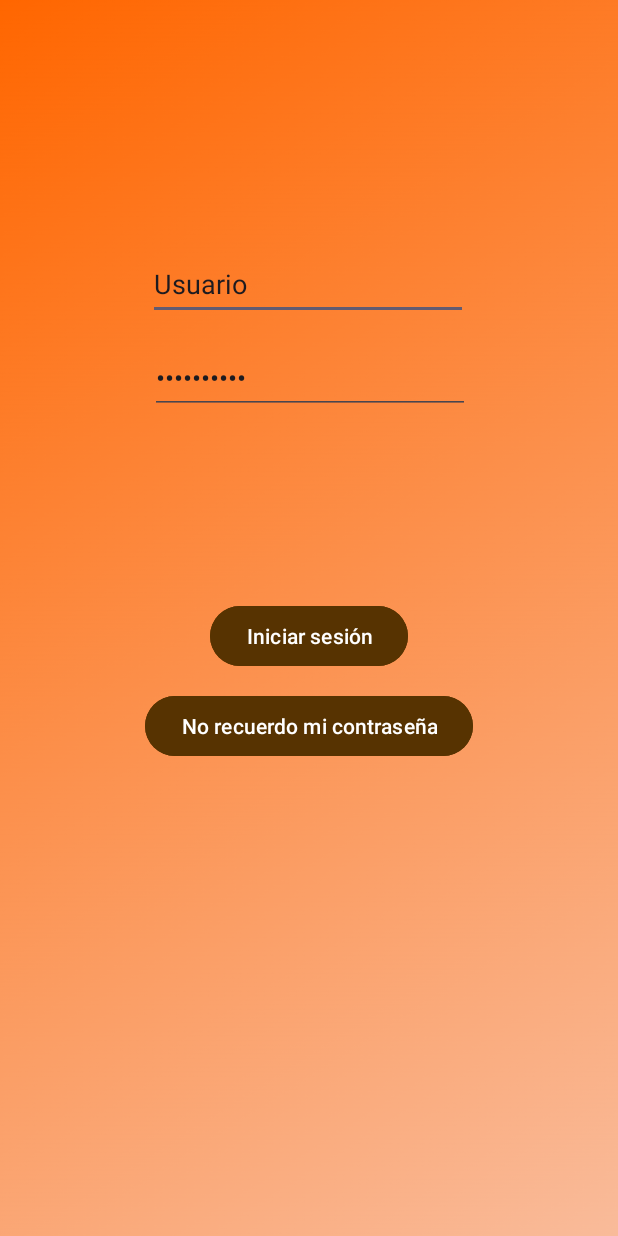
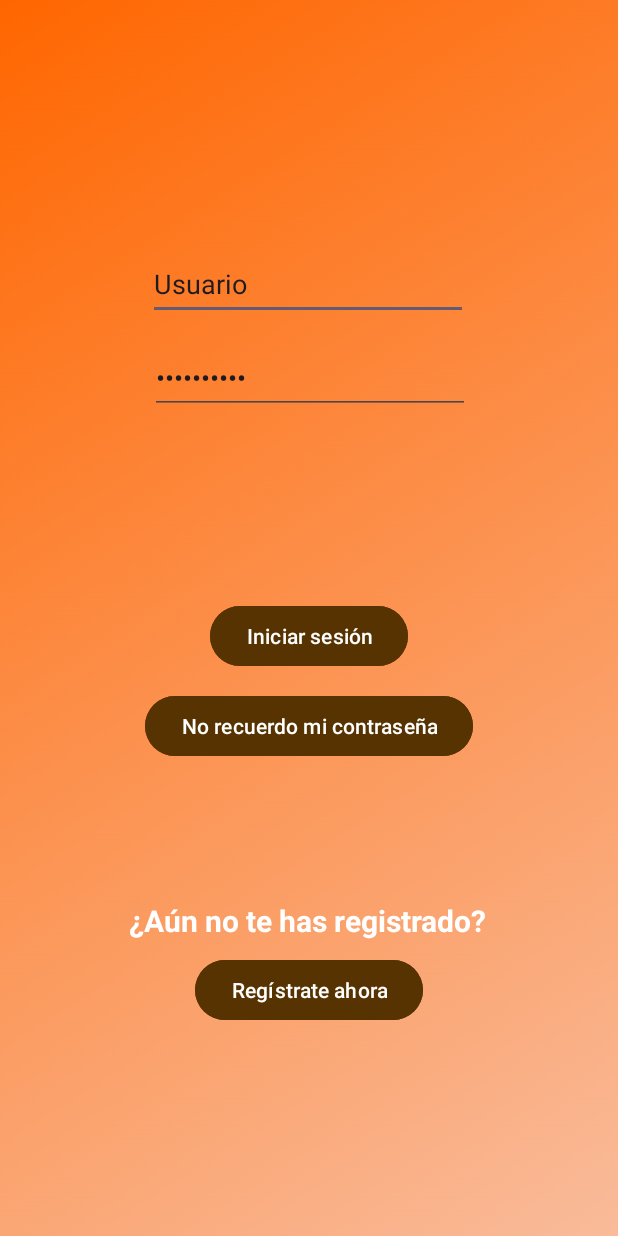
Before and after one commit to AdriiRo/AppGimnasio, an Android app: the screen it shows after launch (LoginActivity), after a tap on "Mi cuenta", on a phone screen of 412 x 824 dp. Run offline under Robolectric (Android 15) with nearby library versions, the phone set to English and light mode, and no system bars; our stand-ins replace Room's generated code.

Commit message:
Añadido parte de usuario y actividad para registrar usuarios nuevos

```diff
--- a/app/src/main/AndroidManifest.xml
+++ b/app/src/main/AndroidManifest.xml
@@ -13,10 +13,10 @@
         android:theme="@style/Theme.AppGimnasio"
         tools:targetApi="31">
         <activity
-            android:name=".LoginActivity"
+            android:name=".RegisterActivity"
             android:exported="false" />
         <activity
-            android:name=".TaquillasActivity"
+            android:name=".LoginActivity"
             android:exported="false" />
         <activity
             android:name=".QrAccesoActivity"
--- a/app/src/main/java/es/etg/dam/pmdmARO/gym/LoginActivity.kt
+++ b/app/src/main/java/es/etg/dam/pmdmARO/gym/LoginActivity.kt
@@ -13,8 +13,9 @@ class LoginActivity : AppCompatActivity() {
         super.onCreate(savedInstanceState)
         setContentView(R.layout.activity_login)
 
-        val usernameEditText = findViewById<EditText>(R.id.editTextText)
-        val iniciarSesionButton = findViewById<Button>(R.id.button6)
+        val usernameEditText = findViewById<EditText>(R.id.tvUsuario)
+        val iniciarSesionButton = findViewById<Button>(R.id.btnIniciarSesion)
+        val registrarButton = findViewById<Button>(R.id.btnRegistrar)
 
         // Instancia de PreferenciasUsuario
         val preferenciasUsuario = PreferenciasUsuario(this)
@@ -38,5 +39,12 @@ class LoginActivity : AppCompatActivity() {
             intent.putExtra("USERNAME_KEY", username) // Pasamos el nombre
             startActivity(intent)
         }
+
+        registrarButton.setOnClickListener {
+
+            val intent = Intent(this, RegisterActivity::class.java)
+            startActivity(intent)
+
+        }
     }
 }
--- a/app/src/main/java/es/etg/dam/pmdmARO/gym/MainActivity.kt
+++ b/app/src/main/java/es/etg/dam/pmdmARO/gym/MainActivity.kt
@@ -2,15 +2,31 @@ package es.etg.dam.pmdmARO.gym
 
 import android.content.Intent
 import android.os.Bundle
+import android.view.View
 import androidx.appcompat.app.AppCompatActivity
 import android.widget.Button
 import android.widget.TextView
+import androidx.room.Room
+import es.etg.dam.pmdmARO.gym.data.UsuarioDatabase
+import es.etg.dam.pmdmARO.gym.data.UsuarioEntity
+import kotlinx.coroutines.CoroutineScope
+import kotlinx.coroutines.Dispatchers
 
 class MainActivity : AppCompatActivity() {
+
+    companion object {
+        lateinit var database: UsuarioDatabase
+        const val DATABASE_NAME = "usuario-db"
+        const val APP  ="corrutinas"
+    }
 
     override fun onCreate(savedInstanceState: Bundle?) {
         super.onCreate(savedInstanceState)
         setContentView(R.layout.activity_main)
+
+        MainActivity.database =  Room.databaseBuilder(this,
+            UsuarioDatabase::class.java,
+            DATABASE_NAME).build()
 
         // Leer el nombre de usuario desde el Intent
         val userNameTextView = findViewById<TextView>(R.id.textView2)
--- /dev/null
+++ b/app/src/main/java/es/etg/dam/pmdmARO/gym/data/UsuarioDao.kt
@@ -0,0 +1,21 @@
+package es.etg.dam.pmdmARO.gym.data
+
+import androidx.room.Dao
+import androidx.room.Delete
+import androidx.room.Insert
+import androidx.room.OnConflictStrategy
+import androidx.room.Query
+
+@Dao
+interface UsuarioDao {
+
+    @Query ("SELECT id,nombre, contrasena, email FROM usuario")
+    suspend fun getAll(): List <UsuarioEntity>
+
+    @Insert(onConflict = OnConflictStrategy.REPLACE)
+    suspend fun insert (usuario: UsuarioEntity)
+
+    @Delete
+    suspend fun delete(usuario: UsuarioEntity)
+
+}
--- /dev/null
+++ b/app/src/main/java/es/etg/dam/pmdmARO/gym/data/UsuarioDatabase.kt
@@ -0,0 +1,9 @@
+package es.etg.dam.pmdmARO.gym.data
+
+import androidx.room.Database
+import androidx.room.RoomDatabase
+
+@Database(entities = [UsuarioEntity::class], version = 1)
+abstract class UsuarioDatabase : RoomDatabase() {
+    abstract fun usuarioDao(): UsuarioDao
+}
--- a/app/src/main/res/layout/activity_login.xml
+++ b/app/src/main/res/layout/activity_login.xml
@@ -9,7 +9,7 @@
     tools:context=".LoginActivity">
 
     <Button
-        android:id="@+id/button6"
+        android:id="@+id/btnIniciarSesion"
         android:layout_width="wrap_content"
         android:layout_height="wrap_content"
         android:layout_marginTop="400dp"
@@ -20,7 +20,7 @@
         app:layout_constraintTop_toTopOf="parent" />
 
     <Button
-        android:id="@+id/button7"
+        android:id="@+id/btnNoRecContrasena"
         android:layout_width="wrap_content"
         android:layout_height="wrap_content"
         android:layout_marginTop="460dp"
@@ -30,8 +30,19 @@
         app:layout_constraintStart_toStartOf="parent"
         app:layout_constraintTop_toTopOf="parent" />
 
+    <Button
+        android:id="@+id/btnRegistrar"
+        android:layout_width="wrap_content"
+        android:layout_height="wrap_content"
+        android:layout_marginTop="636dp"
+        android:backgroundTint="#573301"
+        android:text="Regístrate ahora"
+        app:layout_constraintEnd_toEndOf="parent"
+        app:layout_constraintStart_toStartOf="parent"
+        app:layout_constraintTop_toTopOf="parent" />
+
     <EditText
-        android:id="@+id/editTextText"
+        android:id="@+id/tvUsuario"
         android:layout_width="wrap_content"
         android:layout_height="wrap_content"
         android:height="48dp"
@@ -39,7 +50,7 @@
         android:inputType="text"
         android:minHeight="48dp"
         android:text="Usuario"
-        app:layout_constraintBottom_toTopOf="@+id/editTextTextPassword"
+        app:layout_constraintBottom_toTopOf="@+id/tvContrasena"
         app:layout_constraintEnd_toEndOf="parent"
         app:layout_constraintHorizontal_bias="0.497"
         app:layout_constraintStart_toStartOf="parent"
@@ -47,7 +58,7 @@
         app:layout_constraintVertical_bias="0.918" />
 
     <EditText
-        android:id="@+id/editTextTextPassword"
+        android:id="@+id/tvContrasena"
         android:layout_width="wrap_content"
         android:layout_height="wrap_content"
         android:layout_marginStart="100dp"
@@ -59,4 +70,18 @@
         app:layout_constraintStart_toStartOf="parent"
         app:layout_constraintTop_toTopOf="parent" />
 
+    <TextView
+        android:id="@+id/textView8"
+        android:layout_width="wrap_content"
+        android:layout_height="wrap_content"
+        android:layout_marginTop="600dp"
+        android:text="¿Aún no te has registrado?"
+        android:textColor="#FFFFFF"
+        android:textSize="20sp"
+        android:textStyle="bold"
+        app:layout_constraintEnd_toEndOf="parent"
+        app:layout_constraintHorizontal_bias="0.497"
+        app:layout_constraintStart_toStartOf="parent"
+        app:layout_constraintTop_toTopOf="parent" />
+
 </androidx.constraintlayout.widget.ConstraintLayout>
--- a/build.gradle.kts
+++ b/build.gradle.kts
@@ -2,4 +2,5 @@
 plugins {
     alias(libs.plugins.android.application) apply false
     alias(libs.plugins.kotlin.android) apply false
+    id("com.google.devtools.ksp") version "2.0.21-1.0.27" apply false
 }
--- a/gradle/libs.versions.toml
+++ b/gradle/libs.versions.toml
@@ -1,6 +1,6 @@
 [versions]
 agp = "8.6.0"
-kotlin = "1.9.0"
+kotlin = "2.0.21"
 coreKtx = "1.13.1"
 junit = "4.13.2"
 junitVersion = "1.2.1"
```
Also changed, not shown: app/build.gradle.kts (+10 -0 lines), app/src/main/java/es/etg/dam/pmdmARO/gym/RegisterActivity.kt (added, +20 -0 lines), app/src/main/java/es/etg/dam/pmdmARO/gym/data/UsuarioEntity.kt (added, +13 -0 lines), app/src/main/res/layout/activity_register.xml (added, +89 -0 lines).
